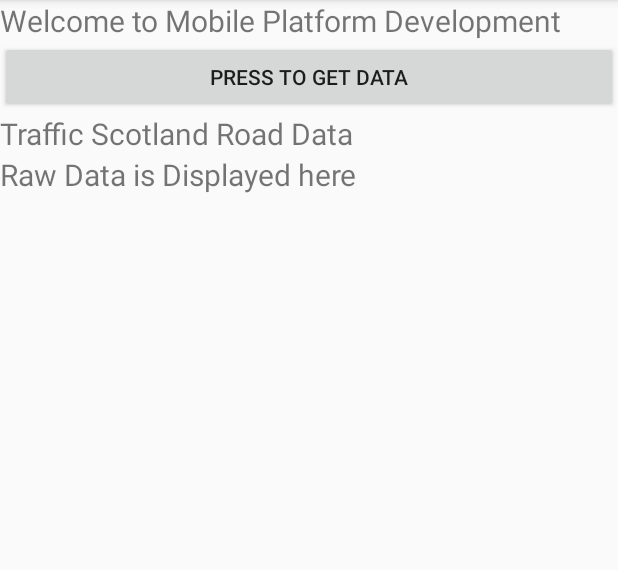
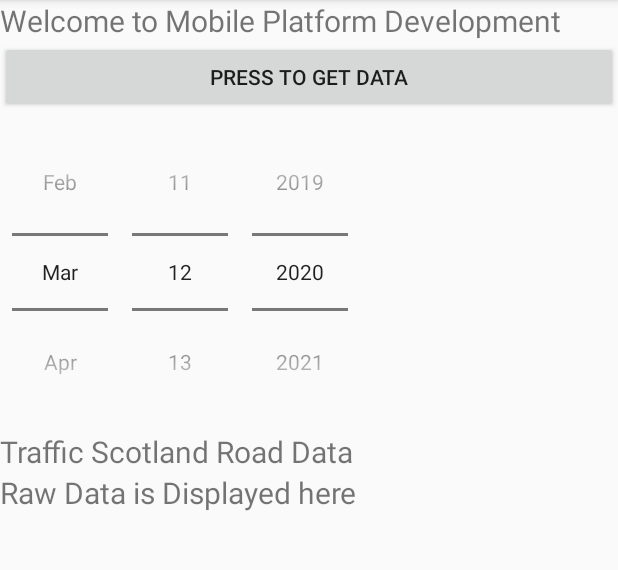
Before and after one commit to jdougl/MPD_CW, an Android app: the screen it shows after launch (MainActivity), on a phone screen of 412 x 824 dp, the part 84-654 px from its top. Run offline under Robolectric (Android 15) with nearby library versions, the phone set to English and light mode, and no system bars.

Commit message:
Added datepicker to view, date information fetched from view on change.

```diff
--- a/app/src/main/java/com/example/mpd_cw/MainActivity.java
+++ b/app/src/main/java/com/example/mpd_cw/MainActivity.java
@@ -4,6 +4,7 @@ import android.os.Bundle;
 import android.util.Log;
 import android.view.View;
 import android.widget.Button;
+import android.widget.DatePicker;
 import android.widget.TextView;
 
 import androidx.appcompat.app.AppCompatActivity;
@@ -13,6 +14,7 @@ import java.io.IOException;
 import java.io.InputStreamReader;
 import java.net.URL;
 import java.net.URLConnection;
+import java.util.Calendar;
 
 public class MainActivity extends AppCompatActivity implements View.OnClickListener
 {
@@ -23,6 +25,13 @@ public class MainActivity extends AppCompatActivity implements View.OnClickListe
     //private String urlSource = "https://trafficscotland.org/rss/feeds/roadworks.aspx";
     //private String urlSource = "https://trafficscotland.org/rss/feeds/plannedroadworks.aspx";
     private String urlSource = "https://trafficscotland.org/rss/feeds/currentincidents.aspx";
+    private DatePicker datePicker;
+
+    // Datepicker variables, storing locally to avoid recalling the API, wasting resources
+    private int year;
+    int month;
+    int dayOfMonth;
+
 
     @Override
     protected void onCreate(Bundle savedInstanceState)
@@ -34,6 +43,22 @@ public class MainActivity extends AppCompatActivity implements View.OnClickListe
         rawDataDisplay = (TextView)findViewById(R.id.rawDataDisplay);
         startButton = (Button)findViewById(R.id.startButton);
         startButton.setOnClickListener(this);
+
+        // Initialize datepicker and add a listener
+        DatePicker datePicker = (DatePicker) findViewById(R.id.datePicker);
+        Calendar calendar = Calendar.getInstance();
+        calendar.setTimeInMillis(System.currentTimeMillis());
+        datePicker.init(calendar.get(Calendar.YEAR), calendar.get(Calendar.MONTH), calendar.get(Calendar.DAY_OF_MONTH), new DatePicker.OnDateChangedListener() {
+
+            @Override
+            public void onDateChanged(DatePicker datePicker, int newYear, int newMonth, int newDayOfMonth) {
+                year = newYear + 1;
+                month = newMonth;
+                dayOfMonth = newDayOfMonth;
+
+                Log.d("Date", "Year=" + year + " Month=" + (month + 1) + " day=" + dayOfMonth);
+          }
+        });
 
     }
 
@@ -47,6 +72,12 @@ public class MainActivity extends AppCompatActivity implements View.OnClickListe
         // Run network access on a separate thread;
         new Thread(new Task(urlSource)).start();
     } //
+
+    // Used to parse RAW XML data and populate a list with current incidents and roadworks for that date, displaying the list to user
+    public void parseRawTextByDate() {
+
+
+    }
 
     // Need separate thread to access the internet resource over network
     // Other neater solutions should be adopted in later iterations.
@@ -98,6 +129,7 @@ public class MainActivity extends AppCompatActivity implements View.OnClickListe
             // Now that you have the xml data you can parse it
             //
 
+
             // Now update the TextView to display raw XML data
             // Probably not the best way to update TextView
             // but we are just getting started !
--- a/app/src/main/res/layout/activity_main.xml
+++ b/app/src/main/res/layout/activity_main.xml
@@ -2,10 +2,30 @@
 <!-- MPD XML Starter code Semester B Session 2018 2019 -->
 <ScrollView xmlns:android="http://schemas.android.com/apk/res/android" android:layout_width="fill_parent" android:layout_height="fill_parent">
     <LinearLayout xmlns:android="http://schemas.android.com/apk/res/android" android:orientation="vertical" android:layout_width="fill_parent" android:layout_height="fill_parent">
-
         <TextView android:id="@+id/salutation" android:layout_width="fill_parent" android:layout_height="wrap_content" android:textSize="20sp" android:text="Welcome to Mobile Platform Development"/>
         <Button android:id="@+id/startButton" android:layout_width="fill_parent" android:layout_height="wrap_content" android:text="Press to get data"/>
-        <TextView android:id="@+id/acknowledgement" android:layout_width="fill_parent" android:layout_height="wrap_content" android:textSize="20sp" android:text="Traffic Scotland Road Data"/>
-        <TextView android:id="@+id/rawDataDisplay" android:layout_width="fill_parent" android:layout_height="wrap_content" android:textSize="20sp" android:text="Raw Data is Displayed here"/>
+
+        <DatePicker
+            android:id="@+id/datePicker"
+            android:datePickerMode="spinner"
+            android:calendarViewShown="false"
+            android:layout_width="wrap_content"
+            android:layout_height="wrap_content"
+            android:endYear="2100"
+            android:startYear="1900" >
+        </DatePicker>
+
+        <TextView
+            android:id="@+id/acknowledgement"
+            android:layout_width="fill_parent"
+            android:layout_height="wrap_content"
+            android:textSize="20sp"
+            android:text="Traffic Scotland Road Data"/>
+        <TextView
+            android:id="@+id/rawDataDisplay"
+            android:layout_width="fill_parent"
+            android:layout_height="wrap_content"
+            android:textSize="20sp"
+            android:text="Raw Data is Displayed here"/>
     </LinearLayout>
 </ScrollView>
```
